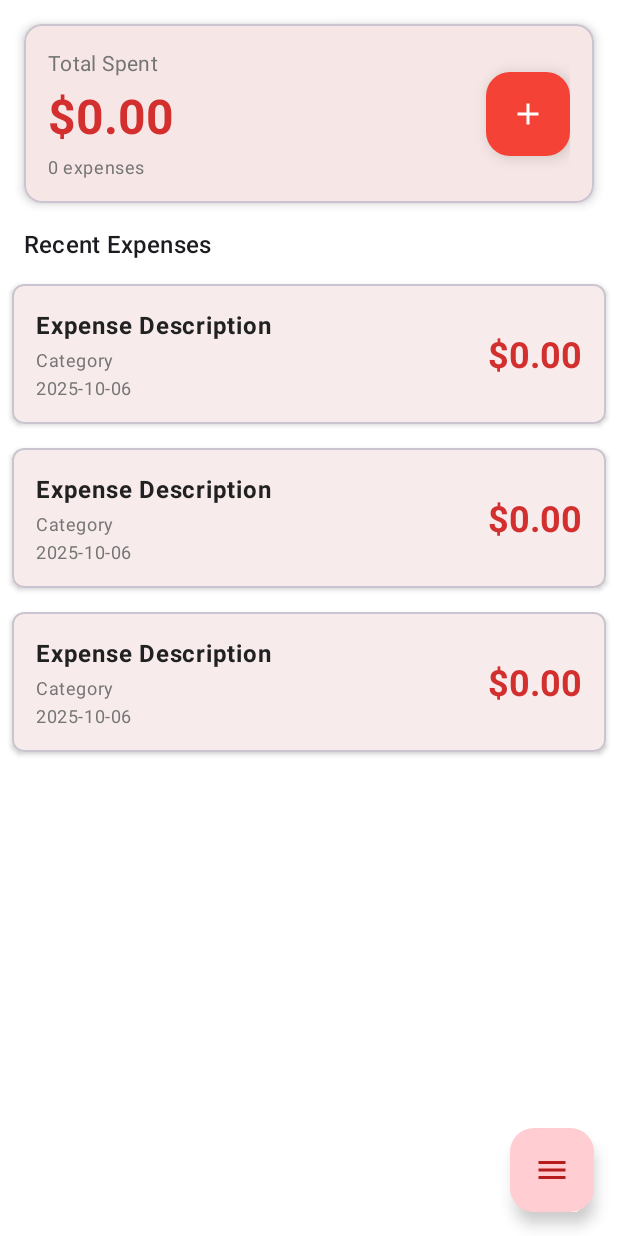
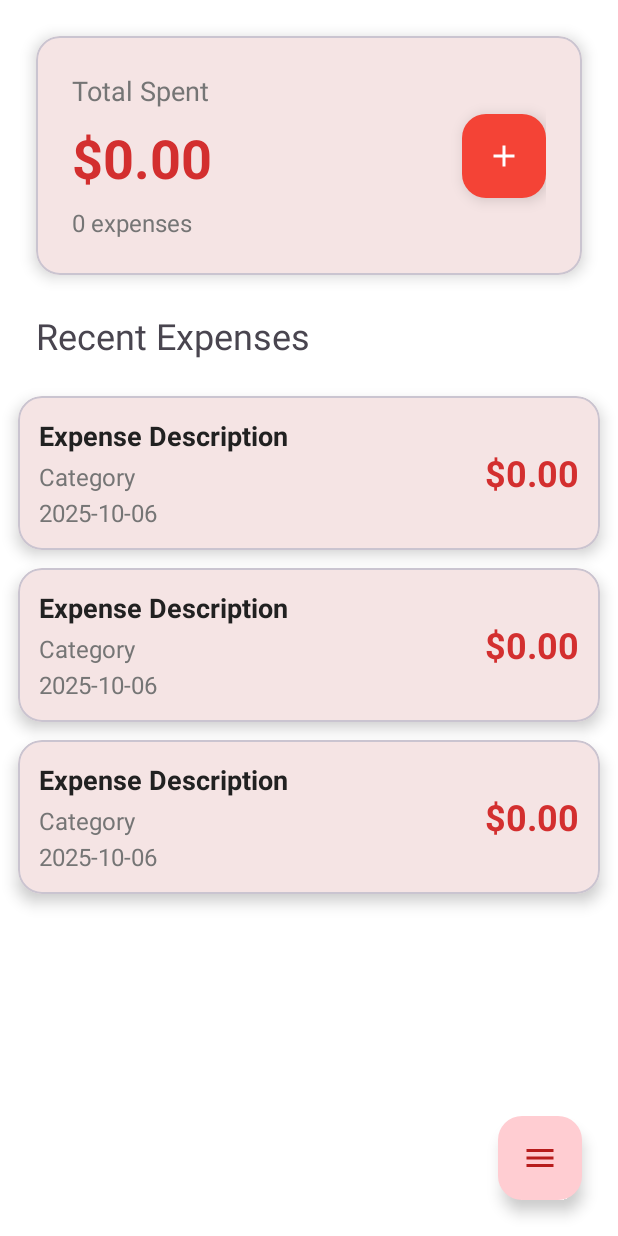
Before and after one commit to Calebnathan/Auto_Saver, an Android app: the layout activity_main.xml on its own in the app's theme, with its tools: preview values and no code run, on a phone screen of 412 x 824 dp. Run offline under Robolectric (Android 15) with nearby library versions, the phone set to English and light mode, and no system bars.

Commit message:
Added theme toggle & updated home UI.

```diff
--- a/app/build.gradle.kts
+++ b/app/build.gradle.kts
@@ -88,6 +88,9 @@ dependencies {
     // CardView
     implementation("androidx.cardview:cardview:1.0.0")
 
+    // Android 12+ Splash Screen API
+    implementation("androidx.core:core-splashscreen:1.0.1")
+
     // Image loading (Coil for photos)
     implementation("io.coil-kt:coil:2.6.0")
 
--- a/app/src/main/res/layout/activity_main.xml
+++ b/app/src/main/res/layout/activity_main.xml
@@ -12,10 +12,10 @@
         android:id="@+id/card_summary"
         android:layout_width="0dp"
         android:layout_height="wrap_content"
-        android:layout_margin="16dp"
+        android:layout_margin="@dimen/margin_large"
         android:layout_marginTop="32dp"
-        app:cardElevation="4dp"
-        app:cardCornerRadius="12dp"
+        app:cardElevation="@dimen/card_elevation"
+        app:cardCornerRadius="@dimen/card_corner_radius"
         app:layout_constraintEnd_toEndOf="parent"
         app:layout_constraintStart_toStartOf="parent"
         app:layout_constraintTop_toTopOf="parent">
@@ -23,7 +23,7 @@
         <androidx.constraintlayout.widget.ConstraintLayout
             android:layout_width="match_parent"
             android:layout_height="wrap_content"
-            android:padding="16dp">
+            android:padding="@dimen/padding_large">
 
             <LinearLayout
                 android:id="@+id/summary_content"
@@ -39,16 +39,16 @@
                     android:layout_width="wrap_content"
                     android:layout_height="wrap_content"
                     android:text="@string/total_spent"
-                    android:textAppearance="@style/TextAppearance.Material3.BodyMedium"
+                    android:textSize="@dimen/text_size_body_large"
                     android:textColor="?attr/colorOnSurfaceVariant" />
 
                 <TextView
                     android:id="@+id/tv_total_spent"
                     android:layout_width="wrap_content"
                     android:layout_height="wrap_content"
-                    android:layout_marginTop="4dp"
+                    android:layout_marginTop="8dp"
                     android:text="$0.00"
-                    android:textAppearance="@style/TextAppearance.Material3.HeadlineLarge"
+                    android:textSize="@dimen/text_size_headline_large"
                     android:textColor="?attr/colorPrimary"
                     android:textStyle="bold" />
 
@@ -56,9 +56,9 @@
                     android:id="@+id/tv_expense_count"
                     android:layout_width="wrap_content"
                     android:layout_height="wrap_content"
-                    android:layout_marginTop="4dp"
+                    android:layout_marginTop="8dp"
                     android:text="0 expenses"
-                    android:textAppearance="@style/TextAppearance.Material3.BodySmall"
+                    android:textSize="@dimen/text_size_body_medium"
                     android:textColor="?attr/colorOnSurfaceVariant" />
 
             </LinearLayout>
@@ -68,11 +68,12 @@
                 android:id="@+id/fab_add"
                 android:layout_width="wrap_content"
                 android:layout_height="wrap_content"
-                android:layout_marginStart="16dp"
+                android:layout_marginStart="@dimen/margin_medium"
                 android:contentDescription="Add"
                 app:backgroundTint="#F44336"
                 app:tint="@android:color/white"
                 app:srcCompat="@drawable/ic_material_add"
+                app:fabSize="normal"
                 app:layout_constraintEnd_toEndOf="parent"
                 app:layout_constraintTop_toTopOf="parent"
                 app:layout_constraintBottom_toBottomOf="parent" />
@@ -86,10 +87,10 @@
         android:id="@+id/tv_recent_expenses"
         android:layout_width="wrap_content"
         android:layout_height="wrap_content"
-        android:layout_marginStart="16dp"
-        android:layout_marginTop="16dp"
+        android:layout_marginStart="@dimen/margin_large"
+        android:layout_marginTop="@dimen/margin_large"
         android:text="@string/recent_expenses"
-        android:textAppearance="@style/TextAppearance.Material3.TitleMedium"
+        android:textSize="@dimen/text_size_title_large"
         app:layout_constraintStart_toStartOf="parent"
         app:layout_constraintTop_toBottomOf="@id/card_summary" />
 
@@ -98,7 +99,7 @@
         android:id="@+id/rv_expenses"
         android:layout_width="0dp"
         android:layout_height="0dp"
-        android:layout_marginTop="8dp"
+        android:layout_marginTop="@dimen/margin_medium"
         android:clipToPadding="false"
         android:paddingBottom="88dp"
         app:layoutManager="androidx.recyclerview.widget.LinearLayoutManager"
@@ -125,15 +126,15 @@
             android:layout_width="wrap_content"
             android:layout_height="wrap_content"
             android:text="@string/no_expenses_yet"
-            android:textAppearance="@style/TextAppearance.Material3.HeadlineSmall"
+            android:textSize="@dimen/text_size_title_large"
             android:textColor="?attr/colorOnSurfaceVariant" />
 
         <TextView
             android:layout_width="wrap_content"
             android:layout_height="wrap_content"
-            android:layout_marginTop="8dp"
+            android:layout_marginTop="@dimen/margin_medium"
             android:text="@string/add_first_expense"
-            android:textAppearance="@style/TextAppearance.Material3.BodyMedium"
+            android:textSize="@dimen/text_size_body_large"
             android:textColor="?attr/colorOnSurfaceVariant" />
 
     </LinearLayout>
@@ -143,10 +144,11 @@
         android:id="@+id/fab_menu"
         android:layout_width="wrap_content"
         android:layout_height="wrap_content"
-        android:layout_marginEnd="16dp"
-        android:layout_marginBottom="16dp"
+        android:layout_marginEnd="@dimen/margin_large"
+        android:layout_marginBottom="@dimen/margin_large"
         android:contentDescription="@string/button_menu"
         app:srcCompat="@drawable/ic_material_menu"
+        app:fabSize="normal"
         app:layout_constraintEnd_toEndOf="parent"
         app:layout_constraintBottom_toBottomOf="parent" />
 
--- a/app/src/main/res/layout/item_expense.xml
+++ b/app/src/main/res/layout/item_expense.xml
@@ -3,15 +3,18 @@
     xmlns:app="http://schemas.android.com/apk/res-auto"
     android:layout_width="match_parent"
     android:layout_height="wrap_content"
-    android:layout_margin="8dp"
-    app:cardElevation="2dp"
-    app:cardCornerRadius="8dp">
+    android:layout_marginStart="@dimen/item_card_margin_horizontal"
+    android:layout_marginEnd="@dimen/item_card_margin_horizontal"
+    android:layout_marginTop="@dimen/item_card_margin_vertical"
+    android:layout_marginBottom="@dimen/item_card_margin_vertical"
+    app:cardElevation="@dimen/card_elevation"
+    app:cardCornerRadius="@dimen/card_corner_radius">
 
     <LinearLayout
         android:layout_width="match_parent"
         android:layout_height="wrap_content"
         android:orientation="horizontal"
-        android:padding="16dp">
+        android:padding="@dimen/item_card_padding">
 
         <LinearLayout
             android:layout_width="0dp"
@@ -24,7 +27,7 @@
                 android:layout_width="wrap_content"
                 android:layout_height="wrap_content"
                 android:text="Expense Description"
-                android:textAppearance="@style/TextAppearance.Material3.BodyLarge"
+                android:textSize="@dimen/text_size_body_large"
                 android:textColor="?attr/colorOnSurface"
                 android:textStyle="bold" />
 
@@ -34,7 +37,7 @@
                 android:layout_height="wrap_content"
                 android:layout_marginTop="4dp"
                 android:text="Category"
-                android:textAppearance="@style/TextAppearance.Material3.BodySmall"
+                android:textSize="@dimen/text_size_body_medium"
                 android:textColor="?attr/colorOnSurfaceVariant" />
 
             <TextView
@@ -43,7 +46,7 @@
                 android:layout_height="wrap_content"
                 android:layout_marginTop="2dp"
                 android:text="2025-10-06"
-                android:textAppearance="@style/TextAppearance.Material3.BodySmall"
+                android:textSize="@dimen/text_size_body_medium"
                 android:textColor="?attr/colorOnSurfaceVariant" />
 
         </LinearLayout>
@@ -54,7 +57,7 @@
             android:layout_height="wrap_content"
             android:layout_gravity="center_vertical"
             android:text="$0.00"
-            android:textAppearance="@style/TextAppearance.Material3.HeadlineSmall"
+            android:textSize="@dimen/text_size_title_large"
             android:textColor="?attr/colorPrimary"
             android:textStyle="bold" />
 
--- a/app/src/main/res/menu/popup_menu.xml
+++ b/app/src/main/res/menu/popup_menu.xml
@@ -1,6 +1,9 @@
 <?xml version="1.0" encoding="utf-8"?>
 <menu xmlns:android="http://schemas.android.com/apk/res/android">
 
+        <item
+            android:id="@+id/action_theme_toggle"
+            android:title="Toggle Dark Mode"/>
         <item
             android:id="@+id/action_settings"
             android:title="Settings"/>
--- a/app/src/main/res/values-night/themes.xml
+++ b/app/src/main/res/values-night/themes.xml
@@ -28,4 +28,19 @@
     </style>
 
     <style name="Theme.Auto_Saver" parent="Base.Theme.Auto_Saver" />
+
+    <!-- Splash Screen Theme using Android 12+ API - Dark Mode -->
+    <style name="Theme.Auto_Saver.Splash" parent="Theme.SplashScreen">
+        <!-- Set the splash screen background color -->
+        <item name="windowSplashScreenBackground">@color/dark_gray</item>
+
+        <!-- Set the splash screen icon/logo -->
+        <item name="windowSplashScreenAnimatedIcon">@drawable/ic_start_screen</item>
+
+        <!-- Icon size (optional, default is 240dp) -->
+        <item name="windowSplashScreenAnimationDuration">500</item>
+
+        <!-- Post-splash screen theme -->
+        <item name="postSplashScreenTheme">@style/Theme.Auto_Saver</item>
+    </style>
 </resources>
--- /dev/null
+++ b/app/src/main/res/values/dimens.xml
@@ -0,0 +1,30 @@
+<?xml version="1.0" encoding="utf-8"?>
+<resources>
+    <!-- Text sizes -->
+    <dimen name="text_size_headline_large">36sp</dimen>
+    <dimen name="text_size_headline_medium">30sp</dimen>
+    <dimen name="text_size_title_large">24sp</dimen>
+    <dimen name="text_size_title_medium">20sp</dimen>
+    <dimen name="text_size_body_large">18sp</dimen>
+    <dimen name="text_size_body_medium">16sp</dimen>
+    <dimen name="text_size_body_small">14sp</dimen>
+
+    <!-- Spacing -->
+    <dimen name="padding_small">12dp</dimen>
+    <dimen name="padding_medium">18dp</dimen>
+    <dimen name="padding_large">24dp</dimen>
+    <dimen name="margin_small">12dp</dimen>
+    <dimen name="margin_medium">18dp</dimen>
+    <dimen name="margin_large">24dp</dimen>
+
+    <!-- Card and UI elements -->
+    <dimen name="card_corner_radius">16dp</dimen>
+    <dimen name="card_elevation">6dp</dimen>
+    <dimen name="fab_size">64dp</dimen>
+    <dimen name="icon_size">36dp</dimen>
+
+    <!-- Category/Expense item specific -->
+    <dimen name="item_card_padding">14dp</dimen>
+    <dimen name="item_card_margin_vertical">6dp</dimen>
+    <dimen name="item_card_margin_horizontal">12dp</dimen>
+</resources>
--- a/app/src/main/res/values/themes.xml
+++ b/app/src/main/res/values/themes.xml
@@ -28,4 +28,19 @@
     </style>
 
     <style name="Theme.Auto_Saver" parent="Base.Theme.Auto_Saver" />
+
+    <!-- Splash Screen Theme using Android 12+ API -->
+    <style name="Theme.Auto_Saver.Splash" parent="Theme.SplashScreen">
+        <!-- Set the splash screen background color -->
+        <item name="windowSplashScreenBackground">@color/white</item>
+
+        <!-- Set the splash screen icon/logo -->
+        <item name="windowSplashScreenAnimatedIcon">@drawable/ic_start_screen</item>
+
+        <!-- Icon size (optional, default is 240dp) -->
+        <item name="windowSplashScreenAnimationDuration">500</item>
+
+        <!-- Post-splash screen theme -->
+        <item name="postSplashScreenTheme">@style/Theme.Auto_Saver</item>
+    </style>
 </resources>
```
Also changed, not shown: app/src/main/AndroidManifest.xml (+3 -7 lines), app/src/main/java/com/example/auto_saver/LoginActivity.kt (+12 -7 lines), app/src/main/java/com/example/auto_saver/MainActivity.kt (+26 -0 lines), app/src/main/java/com/example/auto_saver/MyApplication.kt (+10 -0 lines), app/src/main/res/layout/item_category_header.xml (+12 -9 lines).
